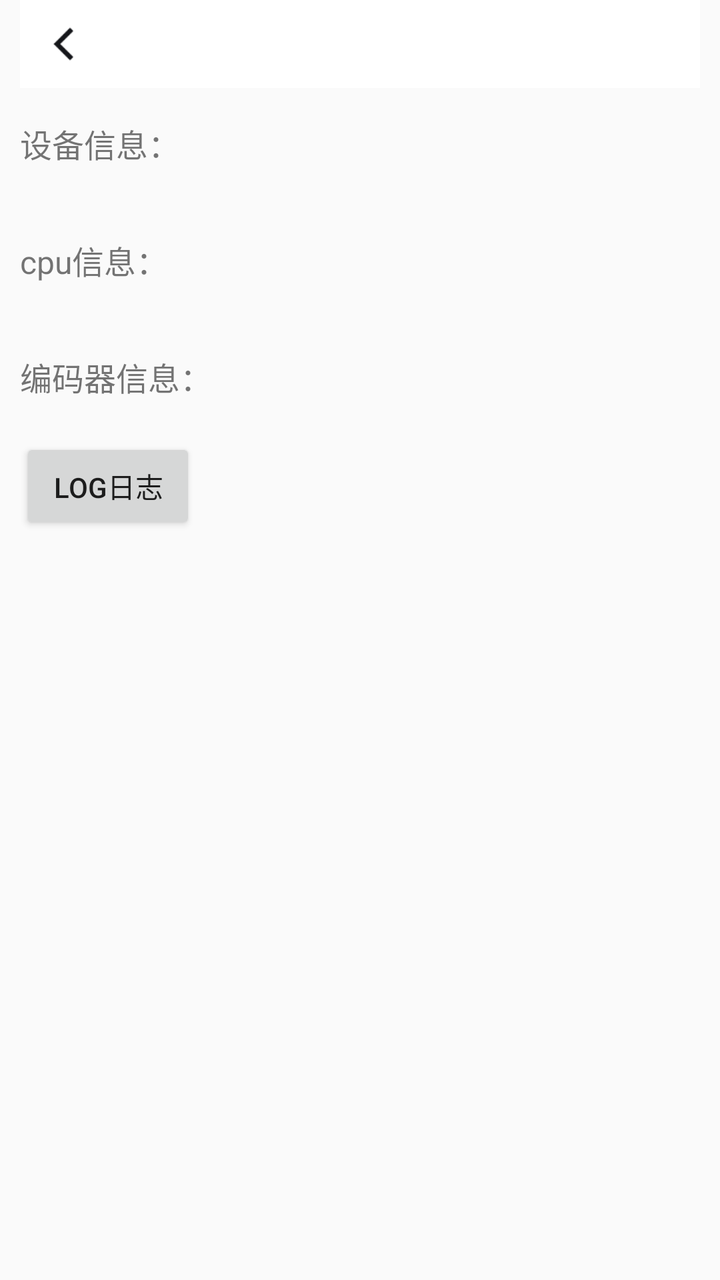
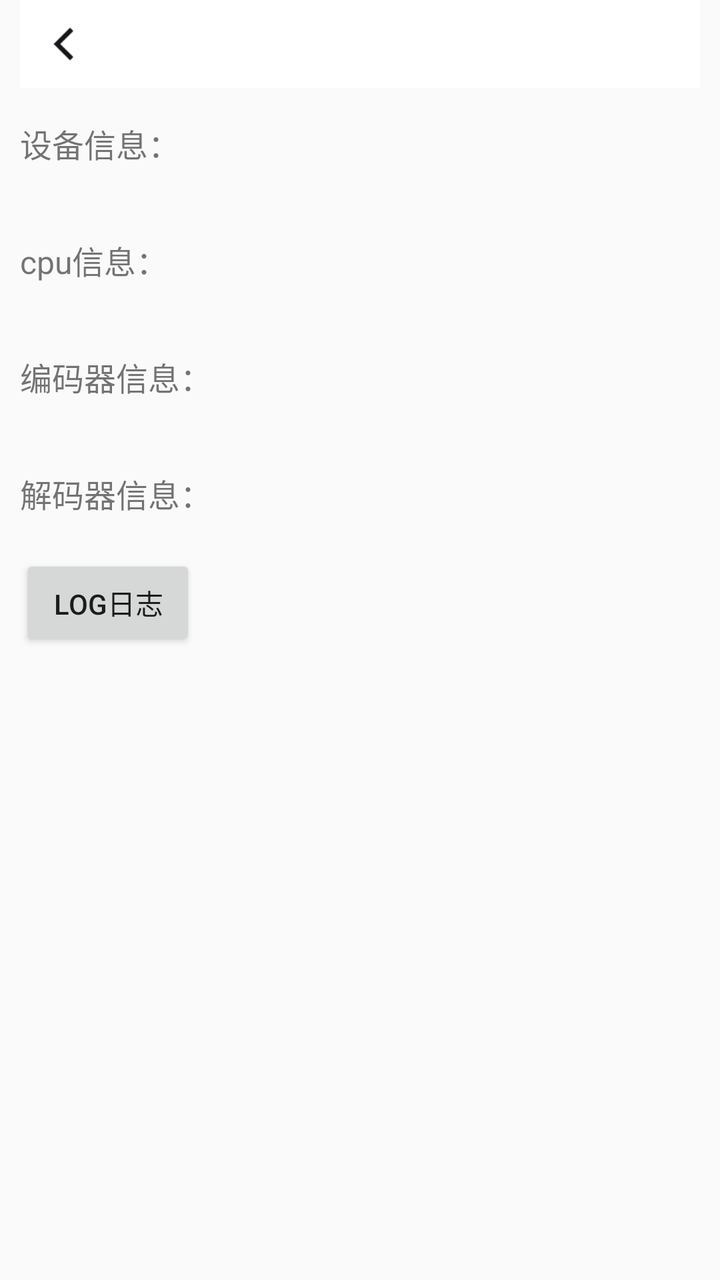

Before-and-after screenshots of an Android layout around one commit, followed by the original layout XML and the change that was made.
<!-- AndroidManifest.xml: activity theme Theme.TWAppTheme -->
<!-- res/layout/activity_device_info.xml -->
<?xml version="1.0" encoding="utf-8"?>
<LinearLayout xmlns:android="http://schemas.android.com/apk/res/android"
    android:layout_width="match_parent"
    android:layout_height="match_parent"
    android:orientation="vertical"
    android:paddingHorizontal="10dp">

    <include
        android:id="@+id/title_layout"
        layout="@layout/menu_back_layout" />

    <ScrollView
        android:layout_width="match_parent"
        android:layout_height="match_parent">

        <LinearLayout
            android:layout_width="match_parent"
            android:layout_height="match_parent"
            android:orientation="vertical">

            <TextView
                android:layout_width="wrap_content"
                android:layout_height="wrap_content"
                android:layout_marginTop="16dp"
                android:text="设备信息："
                android:textSize="16sp" />

            <TextView
                android:id="@+id/device_info"
                android:layout_width="match_parent"
                android:layout_height="wrap_content"
                android:textColorHighlight="#CCCCCC"
                android:textIsSelectable="true" />

            <TextView
                android:layout_width="wrap_content"
                android:layout_height="wrap_content"
                android:layout_marginTop="16dp"
                android:text="cpu信息："
                android:textSize="16sp" />

            <TextView
                android:id="@+id/cpu_info"
                android:layout_width="match_parent"
                android:layout_height="wrap_content"
                android:textColorHighlight="#CCCCCC"
                android:textIsSelectable="true" />

            <TextView
                android:layout_width="wrap_content"
                android:layout_height="wrap_content"
                android:layout_marginTop="16dp"
                android:text="编码器信息："
                android:textSize="16sp" />

            <TextView
                android:id="@+id/encoder_info"
                android:layout_width="match_parent"
                android:layout_height="wrap_content"
                android:textColorHighlight="#CCCCCC"
                android:textIsSelectable="true" />

            <Button
                android:id="@+id/log"
                android:layout_width="wrap_content"
                android:layout_height="wrap_content"
                android:text="log日志" />
        </LinearLayout>
    </ScrollView>

</LinearLayout>
<!-- res/layout/menu_back_layout.xml (included above) -->
<?xml version="1.0" encoding="utf-8"?>
<androidx.constraintlayout.widget.ConstraintLayout xmlns:android="http://schemas.android.com/apk/res/android"
    xmlns:app="http://schemas.android.com/apk/res-auto"
    android:layout_width="match_parent"
    android:layout_height="wrap_content"
    android:background="@color/white">

    <ImageView
        android:id="@+id/iv_back"
        android:layout_width="44dp"
        android:layout_height="44dp"
        android:paddingLeft="8dp"
        android:paddingRight="8dp"
        android:src="@mipmap/icon_back_black"
        app:layout_constraintStart_toStartOf="parent"
        app:layout_constraintTop_toTopOf="parent"
        app:tint="@color/black_15161A" />

    <TextView
        android:id="@+id/tv_title"
        android:layout_width="wrap_content"
        android:layout_height="44dp"
        android:layout_weight="1"
        android:ellipsize="end"
        android:gravity="center"
        android:maxLines="1"
        android:paddingEnd="20dp"
        android:textColor="@color/black_15161A"
        android:textSize="17sp"
        android:textStyle="bold"
        app:layout_constraintStart_toEndOf="@+id/iv_back"
        app:layout_constraintTop_toTopOf="parent" />

    <ImageView
        android:id="@+id/iv_right_btn"
        android:layout_width="44dp"
        android:layout_height="44dp"
        android:paddingLeft="10dp"
        android:paddingRight="10dp"
        android:src="@mipmap/setting"
        android:visibility="gone"
        app:layout_constraintEnd_toEndOf="parent"
        app:layout_constraintTop_toTopOf="parent" />

    <TextView
        android:id="@+id/tv_right_btn"
        android:layout_width="wrap_content"
        android:layout_height="wrap_content"
        android:layout_marginEnd="10dp"
        android:background="@drawable/background_blue_cell_btn"
        android:paddingHorizontal="10dp"
        android:paddingVertical="5dp"
        android:textColor="@color/blue_0052D9"
        android:textStyle="bold"
        android:visibility="gone"
        app:layout_constraintBottom_toBottomOf="parent"
        app:layout_constraintEnd_toStartOf="@+id/iv_right_btn"
        app:layout_constraintTop_toTopOf="parent" />

</androidx.constraintlayout.widget.ConstraintLayout>
<!-- resources referenced by this layout -->
<resources>
  <color name="black_15161A">#15161A</color>
  <color name="blue_0052D9">#0052D9</color>
  <color name="white">#FFFFFFFF</color>
  <!-- drawable background_blue_cell_btn (drawable) -->
  <?xml version="1.0" encoding="utf-8"?>
  <shape xmlns:android="http://schemas.android.com/apk/res/android">
      <solid android:color="@color/translucent" />
      <stroke
          android:width="1dp"
          android:color="#0052D9" />
      <corners android:radius="4dp" />
  </shape>
  <!-- mipmap icon_back_black: png bitmap (mipmap-xxhdpi, 590 bytes) -->
  <!-- mipmap setting: png bitmap (mipmap-xxhdpi, 512 bytes) -->
  <style name="Theme.TWAppTheme" parent="Theme.AppCompat.Light.NoActionBar">
          
          <item name="colorPrimary">@color/white</item>
          <item name="colorPrimaryDark">@color/white</item>
          <item name="android:statusBarColor">@color/white</item>
          <item name="android:windowLightStatusBar" tools:targetApi="m" tools:ignore="NewApi">true</item> 
      </style>
  <color name="translucent">#00FFFFFF</color>
</resources>

<!-- the commit's change to res/layout/activity_device_info.xml (unified diff, before → after) -->
@@ -55,6 +55,20 @@
 
             <TextView
                 android:id="@+id/encoder_info"
+                android:layout_width="match_parent"
+                android:layout_height="wrap_content"
+                android:textColorHighlight="#CCCCCC"
+                android:textIsSelectable="true" />
+
+            <TextView
+                android:layout_width="wrap_content"
+                android:layout_height="wrap_content"
+                android:layout_marginTop="16dp"
+                android:text="解码器信息："
+                android:textSize="16sp" />
+
+            <TextView
+                android:id="@+id/decoder_info"
                 android:layout_width="match_parent"
                 android:layout_height="wrap_content"
                 android:textColorHighlight="#CCCCCC"
